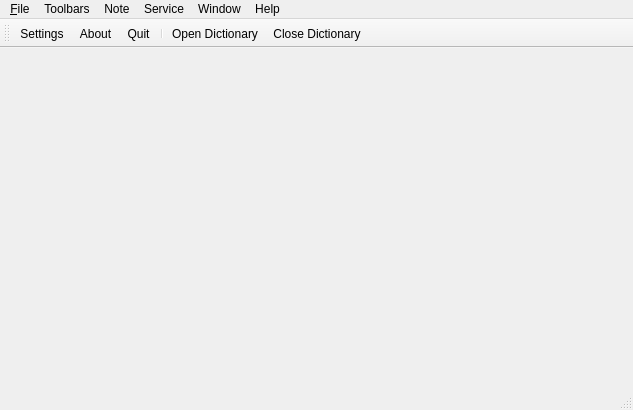
gil9red/NotesManager, file Manager/Manager.ui: the form before one commit.
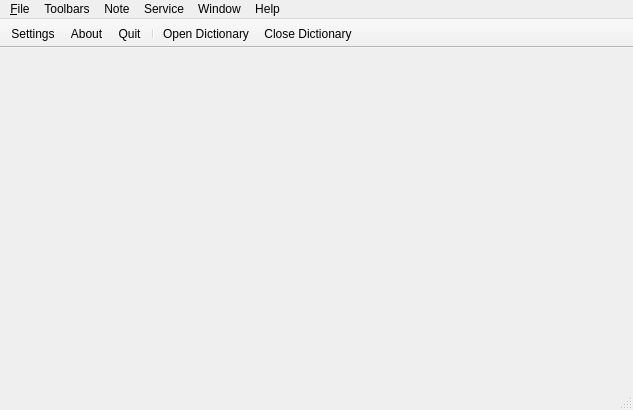
The form after the commit. Icons and pictures are not drawn. Custom widgets are drawn as their Qt base class.

```diff
--- a/Manager/Manager.ui
+++ b/Manager/Manager.ui
@@ -122,6 +122,9 @@
    <property name="windowTitle">
     <string>Main</string>
    </property>
+   <property name="movable">
+    <bool>false</bool>
+   </property>
    <attribute name="toolBarArea">
     <enum>TopToolBarArea</enum>
    </attribute>
```
